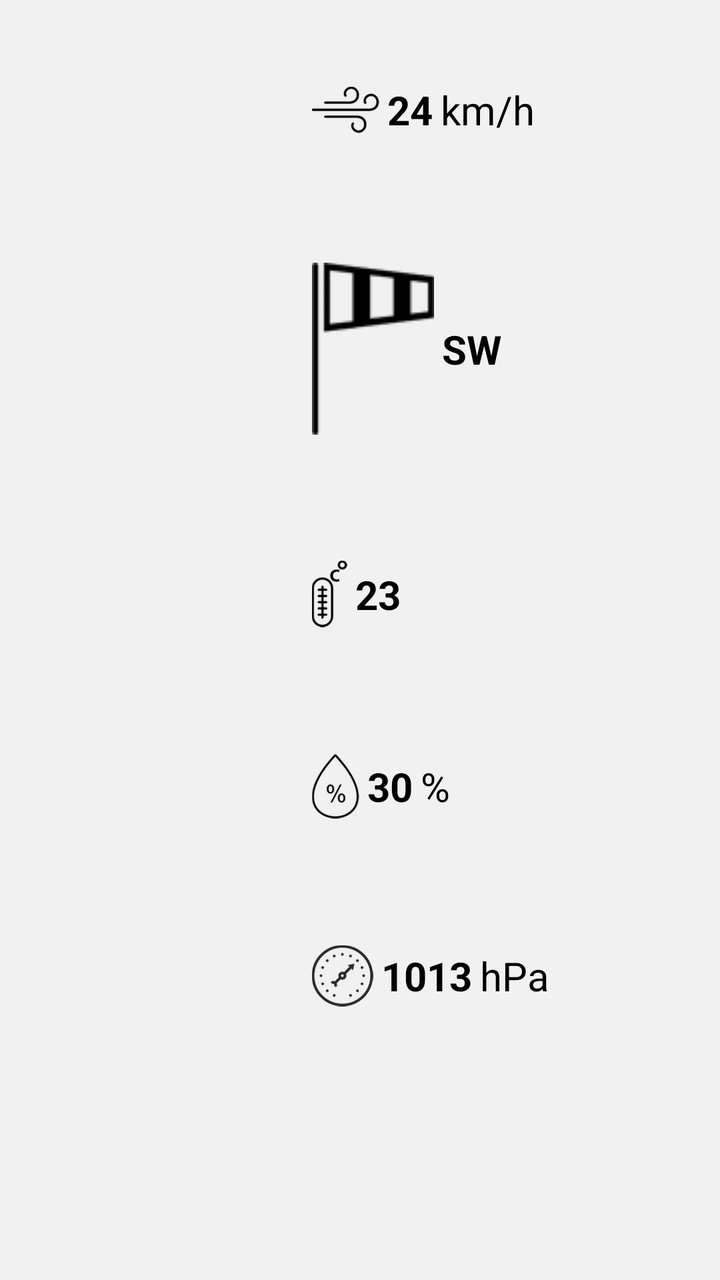
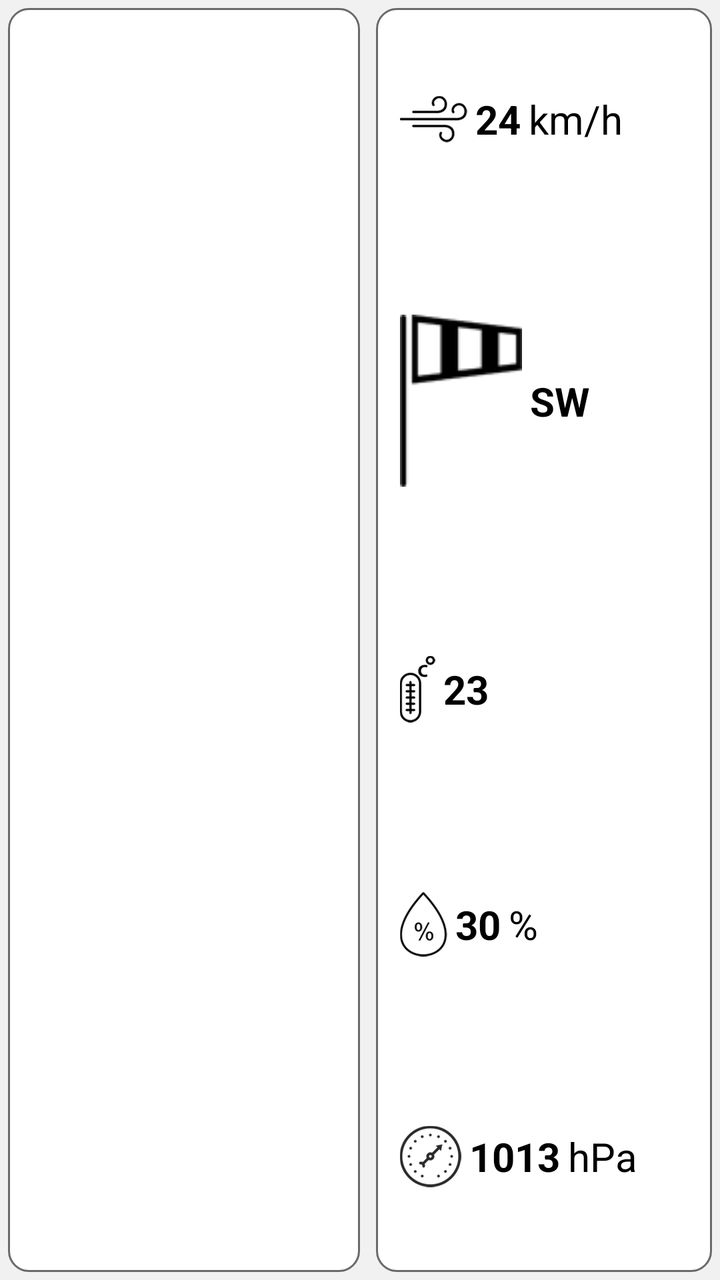

An Android layout rendered at two revisions. The XML below is the earlier revision; the diff shows what the commit changed to produce the second picture.
<!-- AndroidManifest.xml: application theme AppTheme -->
<!-- res/layout/fragment_weather.xml -->
<?xml version="1.0" encoding="utf-8"?>
<layout xmlns:android="http://schemas.android.com/apk/res/android"
    xmlns:app="http://schemas.android.com/apk/res-auto">

    <data>

        <variable
            name="viewModel"
            type="eu.agribot.agribotapp.ui.fragment.weather.WeatherViewModel" />
    </data>

    <RelativeLayout
        android:layout_width="match_parent"
        android:layout_height="match_parent"
        android:background="@color/background_gray">

        <RelativeLayout
            android:layout_width="match_parent"
            android:layout_height="match_parent"
            android:layout_marginBottom="30dp"
            android:layout_marginLeft="30dp"
            android:layout_marginRight="30dp"
            android:layout_marginTop="10dp"
            android:orientation="horizontal">


            <LinearLayout
                android:layout_width="match_parent"
                android:layout_height="match_parent"
                android:layout_centerInParent="true"
                android:layout_margin="10dp"
                android:layout_toLeftOf="@id/rightControlsMenu"
                android:layout_weight="1"
                android:gravity="center"
                android:orientation="horizontal">


            </LinearLayout>

            <LinearLayout
                android:id="@+id/rightControlsMenu"
                android:layout_width="186dp"
                android:layout_height="match_parent"
                android:layout_marginBottom="75dp"
                android:layout_alignParentEnd="true"
                android:background="@color/background_gray"
                android:gravity="center_vertical"
                android:orientation="vertical">

                <LinearLayout
                    android:layout_width="wrap_content"
                    android:layout_height="wrap_content"
                    android:layout_margin="10dp"
                    android:layout_weight="1"
                    android:gravity="center"
                    android:orientation="horizontal">

                    <ImageView
                        android:layout_width="wrap_content"
                        android:layout_height="wrap_content"
                        android:layout_margin="2dp"
                        android:src="@drawable/ic_wind" />

                    <TextView
                        android:id="@+id/windSpeedVal"
                        style="@style/BottomInfoText"
                        android:layout_width="wrap_content"
                        android:layout_height="wrap_content"
                        android:layout_margin="2dp"
                        android:text="24" />

                    <TextView
                        style="@style/MiddleInfoText"
                        android:layout_width="wrap_content"
                        android:layout_height="wrap_content"
                        android:layout_margin="2dp"
                        android:text="km/h" />

                </LinearLayout>

                <LinearLayout
                    android:layout_width="wrap_content"
                    android:layout_height="wrap_content"
                    android:layout_margin="10dp"
                    android:layout_weight="1"
                    android:gravity="center"
                    android:orientation="horizontal">

                    <ImageView
                        android:layout_width="wrap_content"
                        android:layout_height="wrap_content"
                        android:layout_margin="2dp"
                        android:src="@drawable/ic_wind_compass" />

                    <TextView
                        android:id="@+id/windDirVal"
                        style="@style/BottomInfoText"
                        android:layout_width="wrap_content"
                        android:layout_height="wrap_content"
                        android:layout_margin="2dp"
                        android:text="SW" />

                    <TextView
                        style="@style/MiddleInfoText"
                        android:layout_width="wrap_content"
                        android:layout_height="wrap_content"
                        android:layout_margin="2dp"
                        android:text=" " />


                </LinearLayout>

                <LinearLayout
                    android:layout_width="wrap_content"
                    android:layout_height="wrap_content"
                    android:layout_margin="10dp"
                    android:layout_weight="1"
                    android:gravity="center"
                    android:orientation="horizontal">

                    <ImageView
                        android:layout_width="wrap_content"
                        android:layout_height="wrap_content"
                        android:layout_margin="2dp"
                        android:src="@drawable/ic_celsius" />

                    <TextView
                        android:id="@+id/tempVal"
                        style="@style/BottomInfoText"
                        android:layout_width="wrap_content"
                        android:layout_height="wrap_content"
                        android:layout_margin="2dp"
                        android:text="23" />

                    <TextView
                        style="@style/MiddleInfoText"
                        android:layout_width="wrap_content"
                        android:layout_height="wrap_content"
                        android:layout_margin="2dp"
                        android:text=" " />

                </LinearLayout>

                <LinearLayout
                    android:layout_width="wrap_content"
                    android:layout_height="wrap_content"
                    android:layout_margin="10dp"
                    android:layout_weight="1"
                    android:gravity="center"
                    android:orientation="horizontal">

                    <ImageView
                        android:layout_width="wrap_content"
                        android:layout_height="wrap_content"
                        android:layout_margin="2dp"
                        android:src="@drawable/ic_humidity" />

                    <TextView
                        android:id="@+id/humVal"
                        style="@style/BottomInfoText"
                        android:layout_width="wrap_content"
                        android:layout_height="wrap_content"
                        android:layout_margin="2dp"
                        android:text="30" />

                    <TextView
                        style="@style/MiddleInfoText"
                        android:layout_width="wrap_content"
                        android:layout_height="wrap_content"
                        android:layout_margin="2dp"
                        android:text="%" />

                </LinearLayout>

                <LinearLayout
                    android:layout_width="wrap_content"
                    android:layout_height="wrap_content"
                    android:layout_margin="10dp"
                    android:layout_weight="1"
                    android:gravity="center"
                    android:orientation="horizontal">

                    <ImageView
                        android:layout_width="wrap_content"
                        android:layout_height="wrap_content"
                        android:layout_margin="2dp"
                        android:src="@drawable/ic_pressure" />

                    <TextView
                        android:id="@+id/pressureVal"
                        style="@style/BottomInfoText"
                        android:layout_width="wrap_content"
                        android:layout_height="wrap_content"
                        android:layout_margin="2dp"
                        android:text="1013" />

                    <TextView
                        style="@style/MiddleInfoText"
                        android:layout_width="wrap_content"
                        android:layout_height="wrap_content"
                        android:layout_margin="2dp"
                        android:text="hPa" />

                </LinearLayout>

            </LinearLayout>

        </RelativeLayout>

    </RelativeLayout>
</layout>
<!-- resources referenced by this layout -->
<resources>
  <color name="background_gray">#f1f1f1</color>
  <!-- drawable ic_celsius: png bitmap (drawable-hdpi, 945 bytes) -->
  <!-- drawable ic_humidity: png bitmap (drawable-hdpi, 1292 bytes) -->
  <!-- drawable ic_pressure: png bitmap (drawable-hdpi, 2272 bytes) -->
  <!-- drawable ic_wind: png bitmap (drawable-hdpi, 898 bytes) -->
  <!-- drawable ic_wind_compass: png bitmap (drawable, 985 bytes) -->
  <style name="BottomInfoText" parent="@android:style/TextAppearance.Widget.TextView">
          <item name="android:textStyle">bold</item>
          <item name="android:textSize">20sp</item>
      </style>
  <style name="MiddleInfoText" parent="@android:style/TextAppearance.Widget.TextView">
          <item name="android:textSize">20sp</item>
      </style>
  <style name="AppTheme" parent="Theme.MaterialComponents.Light.DarkActionBar">
          
          <item name="colorPrimary">@color/colorPrimary</item>
          <item name="colorPrimaryDark">@color/colorPrimaryDark</item>
          <item name="colorAccent">@color/colorAccent</item>
      </style>
  <color name="colorPrimary">@color/base_green</color>
  <color name="colorPrimaryDark">@color/base_green_darker</color>
  <color name="colorAccent">@color/gray</color>
  <color name="base_green">#a4c01b</color>
  <color name="base_green_darker">#839915</color>
  <color name="gray">#6A6A6A</color>
</resources>

<!-- the commit's change to res/layout/fragment_weather.xml (unified diff, before → after) -->
@@ -9,29 +9,23 @@
             type="eu.agribot.agribotapp.ui.fragment.weather.WeatherViewModel" />
     </data>
 
-    <RelativeLayout
+    <LinearLayout
         android:layout_width="match_parent"
         android:layout_height="match_parent"
         android:background="@color/background_gray">
 
-        <RelativeLayout
+        <LinearLayout
             android:layout_width="match_parent"
             android:layout_height="match_parent"
-            android:layout_marginBottom="30dp"
-            android:layout_marginLeft="30dp"
-            android:layout_marginRight="30dp"
-            android:layout_marginTop="10dp"
             android:orientation="horizontal">
 
-
             <LinearLayout
-                android:layout_width="match_parent"
+                android:layout_width="wrap_content"
                 android:layout_height="match_parent"
                 android:layout_centerInParent="true"
-                android:layout_margin="10dp"
-                android:layout_toLeftOf="@id/rightControlsMenu"
-                android:layout_weight="1"
-                android:gravity="center"
+                android:layout_margin="@dimen/margin_small"
+                android:layout_weight="7"
+                android:background="@drawable/rounded_corner_layout"
                 android:orientation="horizontal">
 
 
@@ -39,12 +33,11 @@
 
             <LinearLayout
                 android:id="@+id/rightControlsMenu"
-                android:layout_width="186dp"
+                android:layout_width="wrap_content"
                 android:layout_height="match_parent"
-                android:layout_marginBottom="75dp"
-                android:layout_alignParentEnd="true"
-                android:background="@color/background_gray"
-                android:gravity="center_vertical"
+                android:layout_margin="@dimen/margin_small"
+                android:layout_weight="1"
+                android:background="@drawable/rounded_corner_layout"
                 android:orientation="vertical">
 
                 <LinearLayout
@@ -205,7 +198,7 @@
 
             </LinearLayout>
 
-        </RelativeLayout>
-
-    </RelativeLayout>
+        </LinearLayout>
+
+    </LinearLayout>
 </layout>
<!-- resource entries referenced after the edit -->
@@ -1,11 +1,23 @@
 <!-- resources referenced by this layout -->
 <resources>
   <color name="background_gray">#f1f1f1</color>
+  <dimen name="margin_small">4dp</dimen>
   <!-- drawable ic_celsius: png bitmap (drawable-hdpi, 945 bytes) -->
   <!-- drawable ic_humidity: png bitmap (drawable-hdpi, 1292 bytes) -->
   <!-- drawable ic_pressure: png bitmap (drawable-hdpi, 2272 bytes) -->
   <!-- drawable ic_wind: png bitmap (drawable-hdpi, 898 bytes) -->
   <!-- drawable ic_wind_compass: png bitmap (drawable, 985 bytes) -->
+  <!-- drawable rounded_corner_layout (drawable-mdpi) -->
+  <?xml version="1.0" encoding="utf-8"?>
+  <shape xmlns:android="http://schemas.android.com/apk/res/android">
+  
+      <solid android:color="@android:color/white"/>
+      <corners android:radius="10dp"/>
+      <stroke
+          android:width="1dp"
+          android:color="@color/gray" />
+  
+  </shape>
   <style name="BottomInfoText" parent="@android:style/TextAppearance.Widget.TextView">
           <item name="android:textStyle">bold</item>
           <item name="android:textSize">20sp</item>
